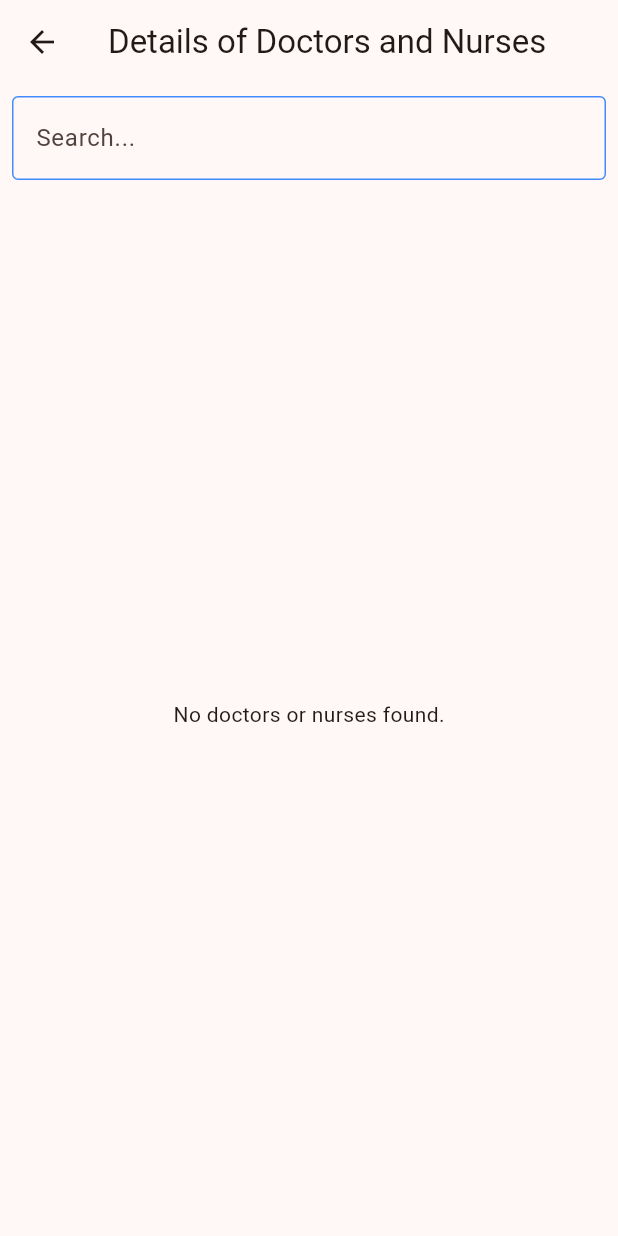
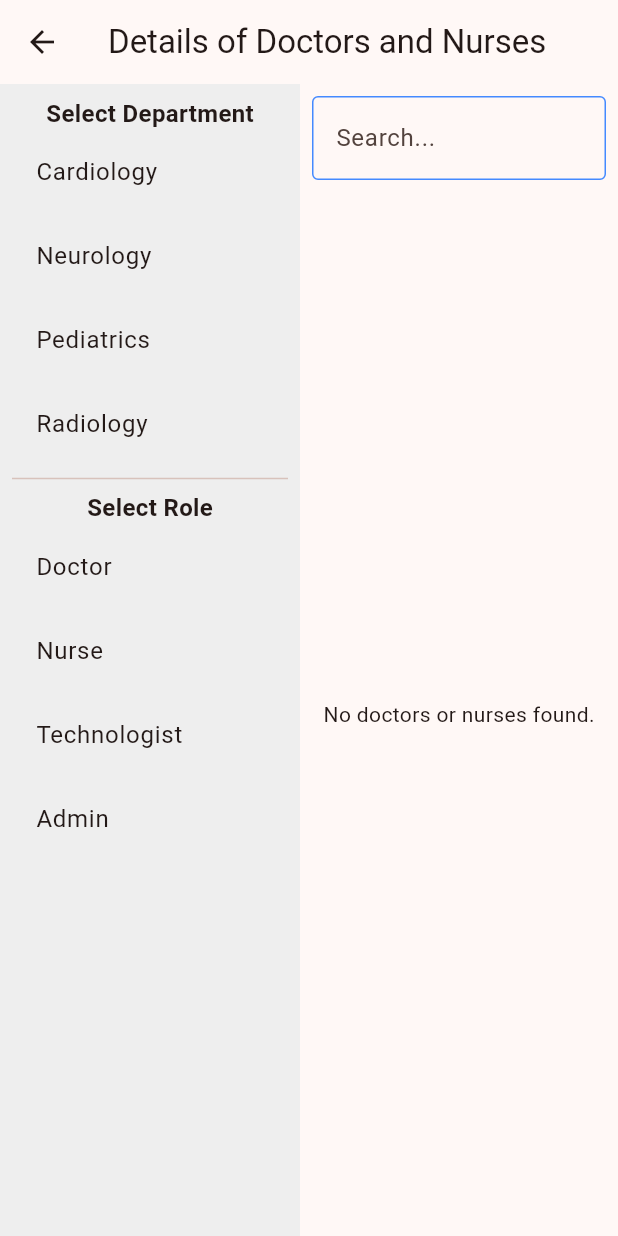
Before and after one commit to harishan-a/schedule-OR, a Flutter app: the screen it shows once a user with an empty profile is signed in, item 5 of the bottom bar chosen, on a phone screen of 412 x 824 dp. Run offline on Flutter 3.47's test engine with Material 3 defaults, Android fonts, the phone set to English and light mode, and no system bars; our stand-ins replace cloud_firestore, firebase_auth, firebase_core, firebase_messaging; accounts and stored records are empty.

Commit message:
Added a side bar to filter users based on department and role

```diff
--- a/lib/main.dart
+++ b/lib/main.dart
@@ -24,6 +24,7 @@ class App extends StatelessWidget {
   @override
   Widget build(BuildContext context) {
     return MaterialApp(
+      debugShowCheckedModeBanner: false,
       title: 'ORScheduler',
       theme: ThemeData.from(
         colorScheme: ColorScheme.fromSeed(seedColor: const Color.fromARGB(255, 238, 83, 12), primary: const Color.fromARGB(255, 253, 227, 206)),
--- a/lib/screens/doctor_details.dart
+++ b/lib/screens/doctor_details.dart
@@ -2,19 +2,28 @@ import 'package:flutter/material.dart';
 import 'package:cloud_firestore/cloud_firestore.dart';
 
 class DoctorDetailsScreen extends StatefulWidget {
-  const DoctorDetailsScreen({Key? key}) : super(key: key);
+  const DoctorDetailsScreen({super.key});
 
   @override
-  _DoctorDetailsScreenState createState() => _DoctorDetailsScreenState();
+  DoctorDetailsScreenState createState() => DoctorDetailsScreenState();
 }
 
-class _DoctorDetailsScreenState extends State<DoctorDetailsScreen> {
-  final Stream<QuerySnapshot> _usersStream = FirebaseFirestore.instance            // Listens to real-time updates from the 'users'
+class DoctorDetailsScreenState extends State<DoctorDetailsScreen> {
+  final Stream<QuerySnapshot> _usersStream = FirebaseFirestore.instance         // Listens to real-time updates from the 'users'
       .collection('users')
       .snapshots();
 
-  final TextEditingController _searchController = TextEditingController();         // For search bar
+  final TextEditingController _searchController = TextEditingController();      // For search bar
   String _searchQuery = '';
+  String? selectedDepartment;
+  String? selectedRole;
+
+  final Map<String, List<String>> departments = {
+    'Cardiology': ['Doctor', 'Nurse', 'Technologist', 'Admin'],
+    'Neurology': ['Doctor', 'Nurse', 'Technologist', 'Admin'],
+    'Pediatrics': ['Doctor', 'Nurse', 'Technologist', 'Admin'],
+    'Radiology': ['Doctor', 'Nurse', 'Technologist', 'Admin'],
+  };
 
   @override
   void initState() {
@@ -27,19 +36,38 @@ class _DoctorDetailsScreenState extends State<DoctorDetailsScreen> {
   }
 
   List<DocumentSnapshot> _filterUsers(List<DocumentSnapshot> userDocs) {          //Takes a list of users and filters them based on the search query.
-    if (_searchQuery.isEmpty) {
-      return userDocs;                                                            // Returns the full list of users if empty
-    } else {
-      return userDocs.where((user) {                                              // Retrieves user info and filters users based on their roles and name
+    return userDocs.where((user) {                                                // Retrieves user info and filters users based on their roles and name
       final firstName = (user['firstName'] ?? '').toString().toLowerCase();
       final lastName = (user['lastName'] ?? '').toString().toLowerCase();
       final role = (user['role'] ?? '').toString().toLowerCase();
-        return firstName.contains(_searchQuery) ||
+      final department = (user['department'] ?? '').toString().toLowerCase();
+
+      // Apply search query
+      bool matchesSearch = firstName.contains(_searchQuery) ||
           lastName.contains(_searchQuery) ||
-            role.contains(_searchQuery);                                         // Returns true if any of the user's fields contain the search query and
-      }).toList();                                                               // coverts result back to list
+          role.contains(_searchQuery);                                            // Checks if any of the user's fields contain the search query
 
+      // Apply department and role filtering
+      bool matchesDepartment = selectedDepartment == null ||
+          department == selectedDepartment!.toLowerCase();
+      bool matchesRole = selectedRole == null ||
+          role == selectedRole!.toLowerCase(); // Ensure exact match
+
+      return matchesSearch && matchesDepartment && matchesRole;                   // Returns true and converts it to list if department, search, and role matches
+    }).toList();
   }
+
+  void _onDepartmentSelected(String department) {
+    setState(() {
+      selectedDepartment = department.toLowerCase();
+      selectedRole = null; // Reset role when department changes
+    });
+  }
+
+  void _onRoleSelected(String role) {
+    setState(() {
+      selectedRole = role.toLowerCase(); // Match singular form
+    });
   }
 
   @override
@@ -48,7 +76,39 @@ class _DoctorDetailsScreenState extends State<DoctorDetailsScreen> {
       appBar: AppBar(
         title: const Text('Details of Doctors and Nurses'),
       ),
-      body: Column(
+      body: Row(
+        children: [
+          // Sidebar for Department and Role selection
+          Container(
+            width: 200,
+            padding: const EdgeInsets.all(8.0),
+            color: Colors.grey[200],
+            child: Column(
+              children: [
+                Text('Select Department', style: TextStyle(fontSize: 16,
+                    fontWeight: FontWeight.bold)),
+                ...departments.keys.map((department) {
+                  return ListTile(
+                    title: Text(department),
+                    onTap: () => _onDepartmentSelected(department),
+                    selected: selectedDepartment == department.toLowerCase(),
+                  );
+                }).toList(),
+                Divider(),
+                Text('Select Role', style: TextStyle(fontSize: 16,
+                    fontWeight: FontWeight.bold)),
+                ...['Doctor', 'Nurse', 'Technologist', 'Admin'].map((role) {
+                  return ListTile(
+                    title: Text(role),
+                    onTap: () => _onRoleSelected(role),
+                    selected: selectedRole == role.toLowerCase(),
+                  );
+                }).toList(),
+              ],
+            ),
+          ),
+          Expanded(
+            child: Column(
               children: [
                 Padding(
                   padding: const EdgeInsets.all(8.0),
@@ -64,7 +124,7 @@ class _DoctorDetailsScreenState extends State<DoctorDetailsScreen> {
                 ),
                 Expanded(
                   child: StreamBuilder<QuerySnapshot>(
-              stream: _usersStream,                                               // Updates whenever the data in the 'users' collection changes
+                    stream: _usersStream,                                         // Updates whenever the data in the 'users' collection changes
                     builder: (BuildContext context, AsyncSnapshot<QuerySnapshot> snapshot) {    // Holds the current state of the stream
                       if (snapshot.hasError) {
                         return Center(child: Text('Something went wrong'));
@@ -73,19 +133,19 @@ class _DoctorDetailsScreenState extends State<DoctorDetailsScreen> {
                         return const Center(child: CircularProgressIndicator());
                       }
 
-                final userDocs = snapshot.data?.docs;                              // Retrieves users
+                      final userDocs = snapshot.data?.docs;                       // Retrieves users
 
                       if (userDocs == null || userDocs.isEmpty) {
                         return const Center(child: Text('No doctors or nurses found.'));
                       }
 
-                final filteredDocs = _filterUsers(userDocs);                      // Filter users list based on search query
+                      final filteredDocs = _filterUsers(userDocs);                 // Filter users list based on search query
 
                       if (filteredDocs.isEmpty) {
                         return const Center(child: Text('No results found.'));
                       }
 
-                return ListView.builder(                                          // Defines how to build each item
+                      return ListView.builder(                                   // Defines how to build each item
                         itemCount: filteredDocs.length,
                         itemBuilder: (context, index) {
                           final user = filteredDocs[index];
@@ -99,7 +159,7 @@ class _DoctorDetailsScreenState extends State<DoctorDetailsScreen> {
                           return Card(
                             margin: const EdgeInsets.all(10),
                             elevation: 5,
-                      color: Colors.blue[100], // Set the card color here
+                            color: Colors.blue[100],
                             child: ListTile(
                               title: Text('$firstName $lastName'),
                               subtitle: Column(
@@ -120,12 +180,15 @@ class _DoctorDetailsScreenState extends State<DoctorDetailsScreen> {
                 ),
               ],
             ),
+          ),
+        ],
+      ),
     );
   }
 
   @override
-  void dispose() {
-    _searchController.dispose();                                                  // Disposes of _searchController to avoid memory leaks
+  void dispose() {                                                                 // Disposes of _searchController to avoid memory leaks
+    _searchController.dispose();
     super.dispose();
   }
 }
```
Lines whose indentation alone changed are shown as unchanged.
